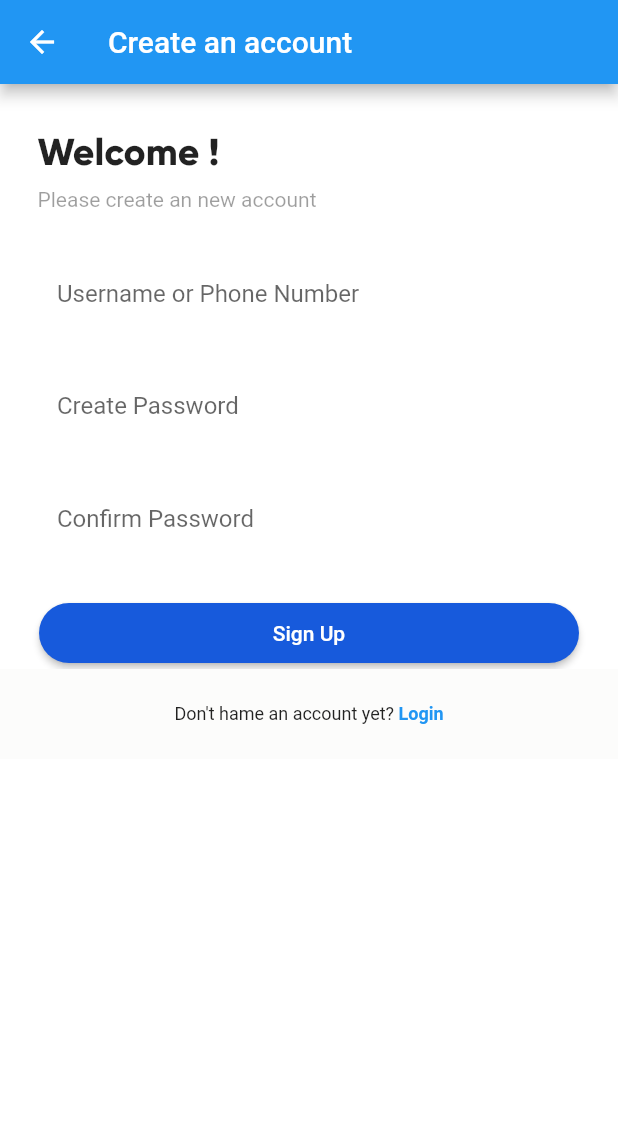
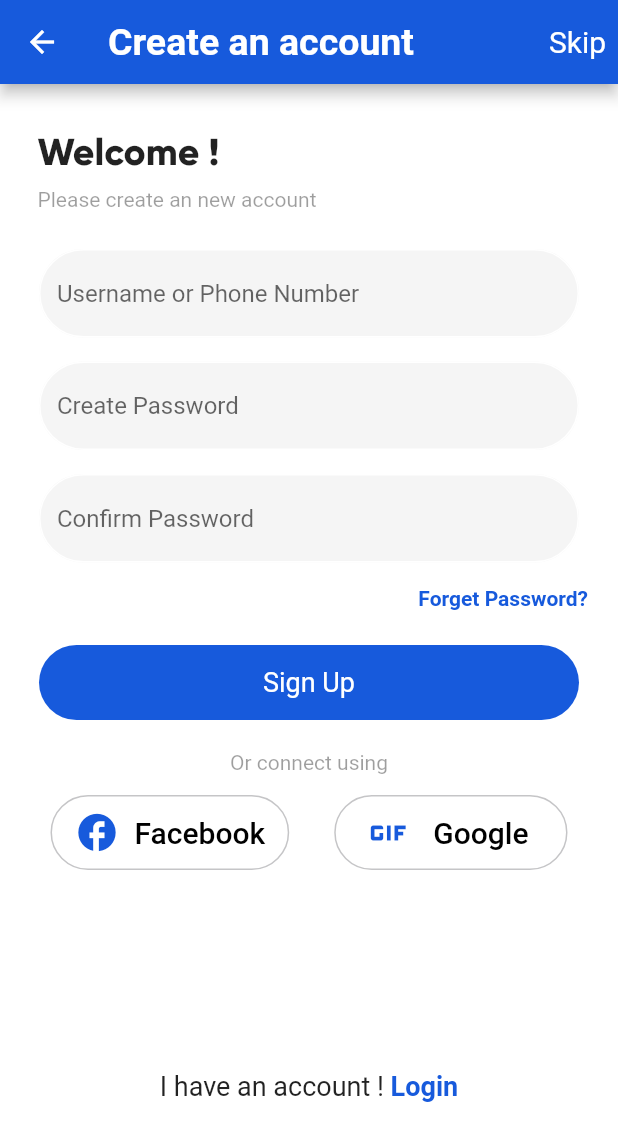
Before and after one commit to Omarwork048/test, a Flutter app: the SignUp screen opened directly, on a phone screen of 412 x 824 dp. Shown: the top 1141 px of the screen. Run offline on Flutter 3.47's test engine with Material 2 defaults, Android fonts, the phone set to English and light mode, and no system bars.

Commit message:
custom button connect

```diff
--- a/lib/screens/signup_screen.dart
+++ b/lib/screens/signup_screen.dart
@@ -1,6 +1,9 @@
 import 'package:flutter/material.dart';
 import 'package:test/screens/constants.dart';
+import 'package:test/widgets/custom_button.dart';
 import 'package:test/widgets/custom_text_field.dart';
+
+import '../widgets/custom_button_connect.dart';
 
 class SignUp extends StatefulWidget {
   static String id = 'SingupScreen';
@@ -12,7 +15,24 @@ class _SignUpState extends State<SignUp> {
   @override
   Widget build(BuildContext context) {
     return Scaffold(
-      appBar: AppBar(title: Text("Create an account")),
+      appBar: AppBar(
+        actions: <Widget>[
+          ButtonBar(
+            children: [
+              Text("Skip",
+                  style: TextStyle(
+                    fontSize: 20,
+                  ))
+            ],
+          )
+        ],
+        backgroundColor: KmainColor,
+        title: Text("Create an account",
+            style: TextStyle(
+              fontSize: 25,
+              fontWeight: FontWeight.bold,
+            )),
+      ),
       backgroundColor: const Color(0xffffffff),
       body: SafeArea(
         child: Container(
@@ -73,36 +93,73 @@ class _SignUpState extends State<SignUp> {
                           ],
                         ),
                       ),
+                      Padding(
+                        padding:
+                            EdgeInsets.symmetric(horizontal: 20, vertical: 8),
+                        child: Row(
+                          mainAxisAlignment: MainAxisAlignment.end,
+                          children: [
+                            Text("Forget Password?",
+                                style: TextStyle(
+                                    color: KmainColor,
+                                    fontWeight: FontWeight.bold)),
+                          ],
+                        ),
+                      ),
                       const SizedBox(height: 15.0),
                       Padding(
-                        padding: const EdgeInsets.symmetric(horizontal: 26),
-                        child: MaterialButton(
-                          shape: RoundedRectangleBorder(
-                              borderRadius: BorderRadius.circular(20)),
-                          height: 40.0,
-                          minWidth: MediaQuery.of(context).size.width,
-                          color: KmainColor,
-                          onPressed: () {},
-                          child: Text("Sign Up",
-                              style: TextStyle(color: Colors.white)),
+                          padding: const EdgeInsets.symmetric(horizontal: 26),
+                          child: CustomButton(text: "Sign Up")),
+                      SizedBox(
+                        height: 20,
+                      ),
+                      Container(
+                        alignment: Alignment.center,
+                        child: Text("Or connect using",
+                            style: TextStyle(color: Colors.black38)),
+                      ),
+                      Padding(
+                        padding: const EdgeInsets.all(14.0),
+                        child: Row(
+                          mainAxisAlignment: MainAxisAlignment.center,
+                          children: [
+                            CustomButtonConnect(
+                                text: "Facebook",
+                                icon: Icon(
+                                  Icons.facebook,
+                                  size: 30,
+                                )),
+                            SizedBox(
+                              width: 30,
+                            ),
+                            CustomButtonConnect(
+                                text: "Google  ",
+                                icon: Icon(
+                                  Icons.gif_outlined,
+                                  size: 40,
+                                )),
+                          ],
                         ),
                       ),
+                      SizedBox(
+                        height: 90,
+                      ),
                       Container(
-                        color: const Color(0xfffcfcfb),
-                        height: 60.0,
+                        height: 80.0,
                         alignment: Alignment.center,
                         child: const Text.rich(
                           TextSpan(
-                            text: "Don't hame an account yet? ",
+                            text: "I have an account ! ",
+                            style: TextStyle(fontSize: 18.0),
                             children: [
                               TextSpan(
                                   text: "Login",
                                   style: TextStyle(
                                     fontWeight: FontWeight.bold,
-                                    color: Colors.blue,
+                                    color: KmainColor,
+                                    fontSize: 18,
                                   ))
                             ],
-                            style: TextStyle(fontSize: 12.0),
                           ),
                         ),
                       ),
@@ -116,101 +173,4 @@ class _SignUpState extends State<SignUp> {
       ),
     );
   }
-
-  // InputDecoration buildInputDecoration(hintText, [eyeVisible = false]) {
-  //   var outlineInputBorder = OutlineInputBorder(
-  //     borderSide: BorderSide(color: Colors.grey.withOpacity(0.2)),
-  //   );
-
-  //   return InputDecoration(
-  //     suffixIcon: eyeVisible
-  //          IconButton(
-  //             icon: Icon(
-  //               Icons.remove_red_eye,
-  //               color: !visiblePassword ? Colors.grey : Colors.red,
-  //             ),
-  //             onPressed: () {
-  //               setState(() {
-  //                 visiblePassword = !visiblePassword;
-  //               });
-  //             },
-  //           )
-  //         : const SizedBox.shrink(),
-  //     hintText: hintText,
-  //     contentPadding: const EdgeInsets.symmetric(horizontal: 16.0),
-  //     border: outlineInputBorder,
-  //     enabledBorder: outlineInputBorder,
-  //     focusedBorder: outlineInputBorder,
-  //   );
-  // }
-
-  // @override
-  // Future register() async {
-  //   if (formKey.currentState!.validate()) {
-  //     formKey.currentState!.save();
-  //     setState(() {
-  //       isLoading = true;
-  //     });
-  //     if (rememberMe) {
-  //       debugPrint("saved");
-  //     }
-  //     await Future.delayed(const Duration(seconds: 1));
-  //     setState(() {
-  //       isLoading = false;
-  //     });
-  //   }
-  //   return null;
-  // }
 }
-
-// abstract mixin class RegisterAuth {
-//   GlobalKey<FormState> formKey = GlobalKey();
-//   bool rememberMe = false;
-//   bool visiblePassword = false;
-//   bool isLoading = false;
-//   Future register();
-// }
-
-// class InputValidator {
-//   static String? confirmPasswordText;
-//   static String? passwordText;
-//   static String? emailText;
-//   static String? name;
-
-//   // static emptyCheck(String msg) {
-//   //   return (t) {
-//   //     if (t.isEmpty || t == null) return msg;
-//   //     return null;
-//   //   };
-//   // }
-
-//   static String? email(String? t) {
-//     if (t!.isEmpty) return "Email can't be empty";
-//     return null;
-//   }
-
-//   static String? password(String? t) {
-//     if (t!.isEmpty) return "Password can't be empty";
-//     if (confirmPasswordText != passwordText) return "Password not matched";
-//     return null;
-//   }
-// }
-
-// Padding(
-//   padding: const EdgeInsets.only(right: 26.0),
-//   child: CheckboxListTile(
-//     onChanged: (a) {
-//       setState(() {
-//         rememberMe = !rememberMe;
-//       });
-//     },
-//     value: rememberMe,
-//     controlAffinity: ListTileControlAffinity.leading,
-//     title: const Text(
-//       "Receive our weekly newsletter and other occasional updates",
-//       style: TextStyle(
-//         fontSize: 12.0,
-//       ),
-//     ),
-//   ),
-// ),
--- a/lib/widgets/custom_button.dart
+++ b/lib/widgets/custom_button.dart
@@ -15,13 +15,11 @@ class CustomButton extends StatelessWidget {
           borderRadius: BorderRadius.circular(35),
         ),
         width: double.infinity,
-        height: 40,
+        height: 50,
         child: Center(
           child: Text(
             text,
-            style: TextStyle(
-              color: Colors.white,
-            ),
+            style: TextStyle(color: Colors.white, fontSize: 18),
           ),
         ),
       ),
--- /dev/null
+++ b/lib/widgets/custom_button_connect.dart
@@ -0,0 +1,31 @@
+import 'package:flutter/material.dart';
+import '../screens/constants.dart';
+
+class CustomButtonConnect extends StatelessWidget {
+  CustomButtonConnect({required this.text, required this.icon});
+  String text;
+  Icon icon;
+  @override
+  Widget build(BuildContext context) {
+    return MaterialButton(
+      height: 50,
+      onPressed: () {},
+      shape: RoundedRectangleBorder(
+          borderRadius: BorderRadius.circular(35),
+          side: BorderSide(width: 1, color: KgColor)),
+      textColor: KmainColor,
+      child: Row(
+        children: [
+          icon,
+          SizedBox(
+            width: 10,
+          ),
+          Text(
+            text,
+            style: TextStyle(color: Colors.black, fontSize: 20),
+          ),
+        ],
+      ),
+    );
+  }
+}
--- a/lib/widgets/custom_text_field.dart
+++ b/lib/widgets/custom_text_field.dart
@@ -13,11 +13,12 @@ class CustomTextField extends StatelessWidget {
   bool? obscureText;
   @override
   Widget build(BuildContext context) {
-    return TextFormField(
+    return TextField(
       obscureText: obscureText!,
       onChanged: onChanged,
       keyboardType: inputType,
       decoration: InputDecoration(
+        filled: true,
         hintText: hintText,
         enabledBorder: OutlineInputBorder(
           borderSide: BorderSide(
--- a/pubspec.yaml
+++ b/pubspec.yaml
@@ -59,8 +59,8 @@ flutter:
   uses-material-design: true
 
   # To add assets to your application, add an assets section, like this:
-  assets:
-    - images/
+  # assets:
+  #   - images/
 
   # An image asset can refer to one or more resolution-specific "variants", see
   # https://flutter.dev/assets-and-images/#resolution-aware
```
Also changed, not shown: lib/c.dart (added, +32 -0 lines), lib/screens/login_screen.dart (+96 -16 lines).
